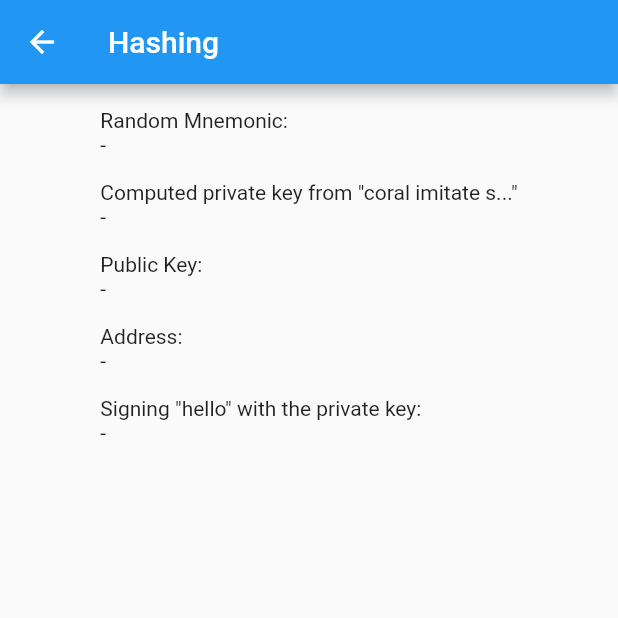
After one commit to vocdoni/dvote-flutter-crypto, a Flutter app: the WalletScreen screen opened directly, on a phone screen of 412 x 824 dp, the top half of it. The commit adds this screen. Run offline on Flutter 3.47's test engine with Material 2 defaults, Android fonts, the phone set to English and light mode, and no system bars; missing offline and left inert: dart:ffi.

Commit message:
Adding support for ECDSA key management from Rust

```diff
--- /dev/null
+++ b/example/lib/wallet.dart
@@ -0,0 +1,115 @@
+import 'package:flutter/material.dart';
+
+import 'package:flutter/services.dart';
+import 'package:dvote_native/dvote_native.dart';
+
+const MNEMONIC =
+    "coral imitate swim axis note super success public poem frown verify then";
+
+class WalletScreen extends StatefulWidget {
+  @override
+  _WalletScreenState createState() => _WalletScreenState();
+}
+
+class _WalletScreenState extends State<WalletScreen> {
+  String _randomMnemonic = "-",
+      _privateKey = "-",
+      _publicKey = "-",
+      _address = "-",
+      _signature = "-";
+  String message = "hello";
+  String _error;
+
+  @override
+  void initState() {
+    super.initState();
+    initPlatformState();
+  }
+
+  // Platform messages are asynchronous, so we initialize in an async method.
+  Future<void> initPlatformState() async {
+    String randomMnemonic, privateKey, publicKey, address, signature;
+    String error;
+
+    // Platform messages may fail, so we use a try/catch PlatformException.
+    try {
+      randomMnemonic = generateMnemonic(192);
+      privateKey = computePrivateKey(MNEMONIC);
+      publicKey = computePublicKey(privateKey);
+      address = computeAddress(privateKey);
+
+      signature = signMessage(message, privateKey);
+    } on PlatformException catch (err) {
+      error = err.message;
+    } catch (err) {
+      error = err;
+    }
+
+    // If the widget was removed from the tree while the asynchronous platform
+    // message was in flight, we want to discard the reply rather than calling
+    // setState to update our non-existent appearance.
+    if (!mounted) return;
+
+    if (error != null) {
+      setState(() {
+        _error = error;
+      });
+      return;
+    }
+
+    setState(() {
+      _randomMnemonic = randomMnemonic;
+      _privateKey = privateKey;
+      _publicKey = publicKey;
+      _address = address;
+      _signature = signature;
+    });
+  }
+
+  @override
+  Widget build(BuildContext context) {
+    if (_error != null) {
+      return Scaffold(
+        appBar: AppBar(
+          title: const Text('Hashing'),
+        ),
+        body: Container(
+          child: Text("Error: " + _error),
+        ),
+      );
+    }
+
+    final encryptionData = '''Random Mnemonic:
+$_randomMnemonic
+
+Computed private key from "${MNEMONIC.substring(0, 15)}..."
+$_privateKey
+
+Public Key:
+$_publicKey
+
+Address:
+$_address
+
+Signing "$message" with the private key:
+$_signature''';
+
+    return Scaffold(
+      appBar: AppBar(
+        title: const Text('Hashing'),
+      ),
+      body: ListView(
+        children: <Widget>[
+          Padding(
+            padding: EdgeInsets.all(16),
+            child: Column(
+              children: <Widget>[
+                Text(encryptionData),
+              ],
+            ),
+          ),
+        ],
+      ),
+    );
+  }
+}
--- a/lib/dvote_native.dart
+++ b/lib/dvote_native.dart
@@ -21,6 +21,24 @@ typedef DigestHexClaimFuncNative = Pointer<Utf8> Function(Pointer<Utf8>);
 
 typedef DigestStringClaim = Pointer<Utf8> Function(Pointer<Utf8>);
 typedef DigestStringClaimNative = Pointer<Utf8> Function(Pointer<Utf8>);
+
+typedef GenerateMnemonic = Pointer<Utf8> Function(int);
+typedef GenerateMnemonicNative = Pointer<Utf8> Function(Int32);
+
+typedef ComputePrivateKey = Pointer<Utf8> Function(
+    Pointer<Utf8>, Pointer<Utf8>);
+typedef ComputePrivateKeyNative = Pointer<Utf8> Function(
+    Pointer<Utf8>, Pointer<Utf8>);
+
+typedef ComputePublicKey = Pointer<Utf8> Function(Pointer<Utf8>);
+typedef ComputePublicKeyNative = Pointer<Utf8> Function(Pointer<Utf8>);
+
+typedef ComputeAddress = Pointer<Utf8> Function(Pointer<Utf8>);
+typedef ComputeAddressNative = Pointer<Utf8> Function(Pointer<Utf8>);
+
+typedef SignMessage = Pointer<Utf8> Function(Pointer<Utf8>, Pointer<Utf8>);
+typedef SignMessageNative = Pointer<Utf8> Function(
+    Pointer<Utf8>, Pointer<Utf8>);
 
 typedef GenerateZkProof = Pointer<Utf8> Function(Pointer<Utf8>, Pointer<Utf8>);
 typedef GenerateZkProofNative = Pointer<Utf8> Function(
@@ -47,6 +65,26 @@ final DigestHexClaimFunc _digestHexClaim = nativeDvote
 
 final DigestStringClaim _digestStringClaim = nativeDvote
     .lookup<NativeFunction<DigestStringClaimNative>>("digest_string_claim")
+    .asFunction();
+
+final GenerateMnemonic _generateMnemonic = nativeDvote
+    .lookup<NativeFunction<GenerateMnemonicNative>>("generate_mnemonic")
+    .asFunction();
+
+final ComputePrivateKey _computePrivateKey = nativeDvote
+    .lookup<NativeFunction<ComputePrivateKeyNative>>("compute_private_key")
+    .asFunction();
+
+final ComputePublicKey _computePublicKey = nativeDvote
+    .lookup<NativeFunction<ComputePublicKeyNative>>("compute_public_key")
+    .asFunction();
+
+final ComputeAddress _computeAddress = nativeDvote
+    .lookup<NativeFunction<ComputeAddressNative>>("compute_address")
+    .asFunction();
+
+final SignMessage _signMessage = nativeDvote
+    .lookup<NativeFunction<SignMessageNative>>("sign_message")
     .asFunction();
 
 final GenerateZkProof _generateZkProof = nativeDvote
@@ -105,6 +143,132 @@ String digestStringClaim(String claimData) {
   return hash;
 }
 
+/// Generates a random mnemonic of the given size
+String generateMnemonic(int size) {
+  if (nativeDvote == null) throw Exception("The library is not initialized");
+
+  switch (size) {
+    case 128:
+    case 160:
+    case 192:
+    case 224:
+    case 256:
+      break;
+    default:
+      throw ArgumentError("Invalid key size");
+  }
+
+  // The actual native call
+  final resultPtr = _generateMnemonic(size);
+  final result = Utf8.fromUtf8(resultPtr);
+
+  if (result.startsWith("ERROR: ")) {
+    final errMessage = "" + result.substring(7);
+    // Free the string pointer
+    _freeCString(resultPtr);
+    throw Exception(errMessage);
+  }
+
+  final mnemonic = "" + result; // make a copy before freing
+  // Free the string pointer
+  _freeCString(resultPtr);
+  return mnemonic;
+}
+
+/// Computes the private key derived from the given seed phrase and HD path
+String computePrivateKey(String mnemonic, [String hdPath]) {
+  if (nativeDvote == null) throw Exception("The library is not initialized");
+
+  final mnemonicPtr = Utf8.toUtf8(mnemonic);
+  final hdPathPtr = Utf8.toUtf8(hdPath ?? "");
+
+  // The actual native call
+  final resultPtr = _computePrivateKey(mnemonicPtr, hdPathPtr);
+  final result = Utf8.fromUtf8(resultPtr);
+
+  if (result.startsWith("ERROR: ")) {
+    final errMessage = "" + result.substring(7);
+    // Free the string pointer
+    _freeCString(resultPtr);
+    throw Exception(errMessage);
+  }
+
+  final privKey = "0x" + result; // make a copy before freing
+  // Free the string pointer
+  _freeCString(resultPtr);
+  return privKey;
+}
+
+/// Computes the public key corresponding to the given private one
+String computePublicKey(String hexPrivateKey) {
+  if (nativeDvote == null) throw Exception("The library is not initialized");
+
+  final privKeyPtr = Utf8.toUtf8(hexPrivateKey.replaceAll(r"^0x", ""));
+
+  // The actual native call
+  final resultPtr = _computePublicKey(privKeyPtr);
+  final result = Utf8.fromUtf8(resultPtr);
+
+  if (result.startsWith("ERROR: ")) {
+    final errMessage = "" + result.substring(7);
+    // Free the string pointer
+    _freeCString(resultPtr);
+    throw Exception(errMessage);
+  }
+
+  final pubKey = "0x" + result; // make a copy before freing
+  // Free the string pointer
+  _freeCString(resultPtr);
+  return pubKey;
+}
+
+/// Computes the address corresponding to the given private key
+String computeAddress(String hexPrivateKey) {
+  if (nativeDvote == null) throw Exception("The library is not initialized");
+
+  final privKeyPtr = Utf8.toUtf8(hexPrivateKey.replaceAll(r"^0x", ""));
+
+  // The actual native call
+  final resultPtr = _computeAddress(privKeyPtr);
+  final result = Utf8.fromUtf8(resultPtr);
+
+  if (result.startsWith("ERROR: ")) {
+    final errMessage = "" + result.substring(7);
+    // Free the string pointer
+    _freeCString(resultPtr);
+    throw Exception(errMessage);
+  }
+
+  final pubKey = "" + result; // make a copy before freing
+  // Free the string pointer
+  _freeCString(resultPtr);
+  return pubKey;
+}
+
+/// Computes the address corresponding to the given private key
+String signMessage(String message, String hexPrivateKey) {
+  if (nativeDvote == null) throw Exception("The library is not initialized");
+
+  final messagePtr = Utf8.toUtf8(message);
+  final privKeyPtr = Utf8.toUtf8(hexPrivateKey.replaceAll(r"^0x", ""));
+
+  // The actual native call
+  final resultPtr = _signMessage(messagePtr, privKeyPtr);
+  final result = Utf8.fromUtf8(resultPtr);
+
+  if (result.startsWith("ERROR: ")) {
+    final errMessage = "" + result.substring(7);
+    // Free the string pointer
+    _freeCString(resultPtr);
+    throw Exception(errMessage);
+  }
+
+  final pubKey = "0x" + result; // make a copy before freing
+  // Free the string pointer
+  _freeCString(resultPtr);
+  return pubKey;
+}
+
 /// Computes the Zero Knowledge Proof for the given set of inputs using the Proving Key located at the given path.
 /// Returns a string containing the data to ben sent to a verifier.
 String generateZkProof(
```
Also changed, not shown: 3 other files.
